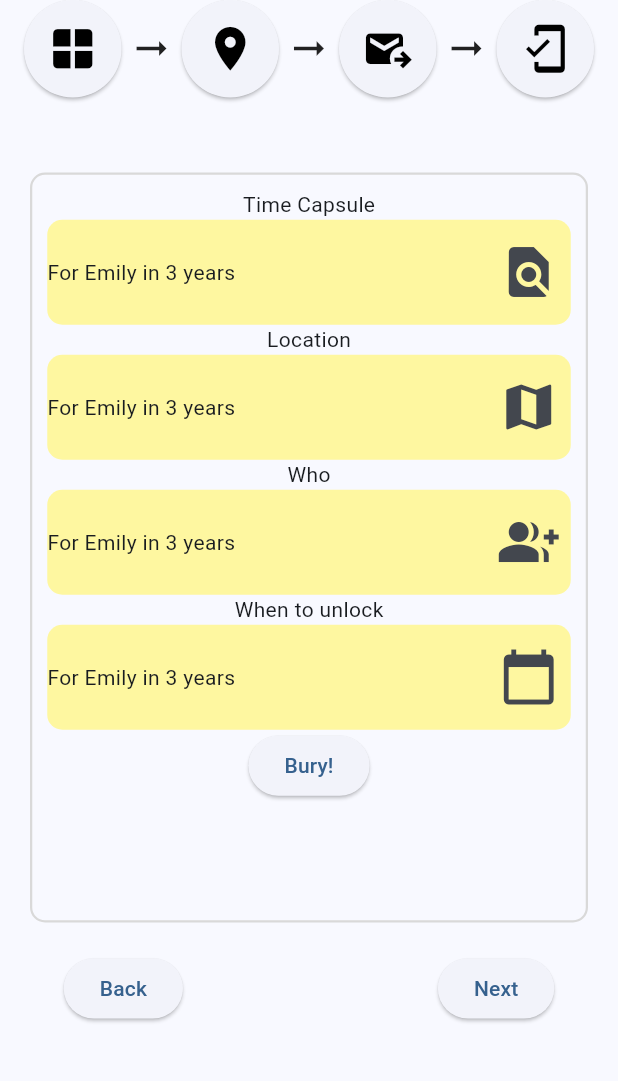
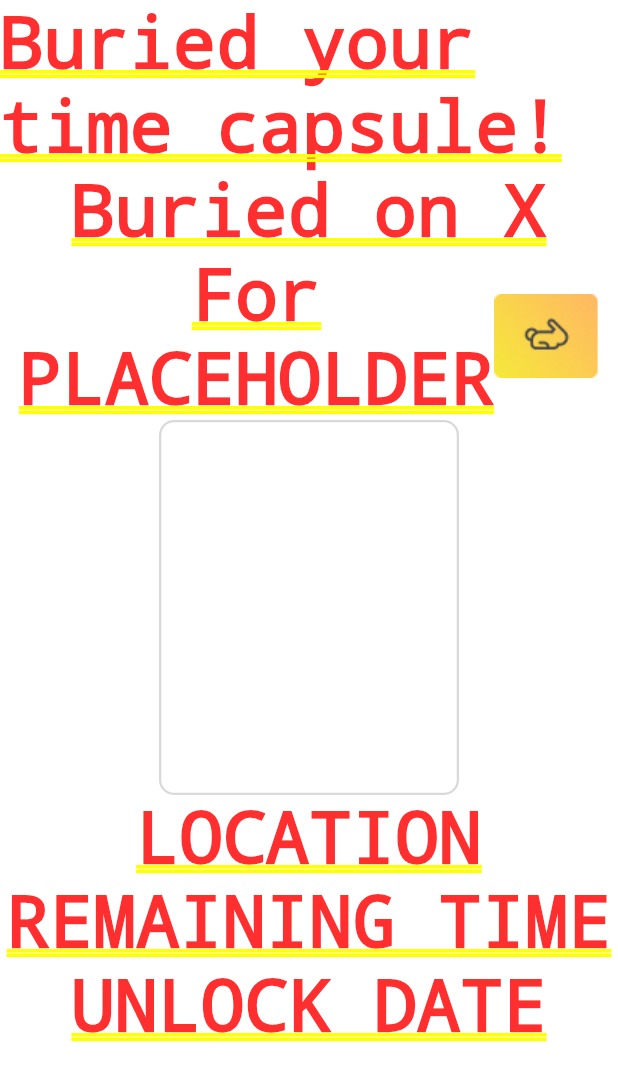
Before and after one commit to YPYT/TimeCapsule, a Flutter app: the CreateScreenFour widget shown alone on an empty page, opened directly, after a tap on "Bury!", on a phone screen of 412 x 824 dp. Shown: the top 1081 px of the screen. Run offline on Flutter 3.47's test engine with Material 3 defaults, Android fonts, the phone set to English and light mode, and no system bars; our stand-ins replace image_picker, shared_preferences; missing offline and left inert: map_location_picker, time_machine; accounts and stored records are empty.

Commit message:
Buried capsule layout

```diff
--- /dev/null
+++ b/lib/create/buried_capsule.dart
@@ -0,0 +1,74 @@
+import 'package:flutter/material.dart';
+import 'create_screen_3.dart';
+import 'package:path_provider/path_provider.dart';
+import 'package:shared_preferences/shared_preferences.dart';
+import 'dart:developer';
+import 'package:image_picker/image_picker.dart';
+
+class BuriedCapsuleScreen extends StatefulWidget {
+  const BuriedCapsuleScreen({super.key});
+
+  @override
+  State<BuriedCapsuleScreen> createState() => _BuriedCapsuleScreenState();
+}
+
+class _BuriedCapsuleScreenState extends State<BuriedCapsuleScreen> {
+
+  @override
+  Widget build(BuildContext context) {
+    return Center(
+        child: Column(
+          children: [
+            Text("Buried your time capsule!"),
+            Text("Buried on X"),
+            Row(
+              mainAxisSize: MainAxisSize.min,
+              children: [
+                Column(
+                  children: [
+                    Text("For"),
+                    Text("PLACEHOLDER")
+                  ]
+                ),
+                Image(
+                  image: AssetImage("assets/rabbit.png"),
+                ),
+              ],
+            ),
+            Container(
+              height: 250,
+              width: 200,
+              decoration: BoxDecoration(
+                border: Border.all(color: Color(0xFFD9D9D9), width: 1.5),
+                borderRadius: BorderRadius.circular(10),
+              ),
+            ),
+            Text("LOCATION"),
+            Text("REMAINING TIME"),
+            Text("UNLOCK DATE"),
+          ],
+        )
+    );
+  }
+
+  Future<void> _onBuryPressed() async {
+    final prefs = await SharedPreferences.getInstance();
+/*
+    // Get capsules list
+    final capsulesString = prefs.getString('capsules') ?? "[]";
+    final capsules = jsonDecode(capsulesString) as List<dynamic>;
+
+    if (_title.isEmpty || _message.isEmpty || _address.isEmpty || _selectedDate == null) {
+      return;
+    }
+
+    // Save media files
+    List<String> mediaPaths = [];
+    final String docDir = (await getApplicationDocumentsDirectory()).path;
+    for (XFile mediaFile in _media) {
+      final String savedFilePath = "$docDir/${mediaFile.name}";
+      await mediaFile.saveTo(savedFilePath);
+      mediaPaths.add(savedFilePath);
+    }*/
+  }
+}
--- a/lib/create/create_screen_4.dart
+++ b/lib/create/create_screen_4.dart
@@ -4,6 +4,7 @@ import 'package:path_provider/path_provider.dart';
 import 'package:shared_preferences/shared_preferences.dart';
 import 'dart:developer';
 import 'package:image_picker/image_picker.dart';
+import 'buried_capsule.dart';
 
 class CreateScreenFour extends StatefulWidget {
   const CreateScreenFour({super.key});
@@ -154,7 +155,7 @@ class _CreateScreenFourState extends State<CreateScreenFour> {
                   ),
                   ElevatedButton(
                     onPressed: () {
-                      _onBuryPressed();
+                      _onBuryPressed(context);
                     },
                     child: Text("Bury!"),
                   ),
@@ -185,7 +186,7 @@ class _CreateScreenFourState extends State<CreateScreenFour> {
     );
   }
 
-  Future<void> _onBuryPressed() async {
+  Future<void> _onBuryPressed(context) async {
     final prefs = await SharedPreferences.getInstance();
 /*
     // Get capsules list
@@ -204,5 +205,6 @@ class _CreateScreenFourState extends State<CreateScreenFour> {
       await mediaFile.saveTo(savedFilePath);
       mediaPaths.add(savedFilePath);
     }*/
+    Navigator.push(context, MaterialPageRoute(builder: (context) => BuriedCapsuleScreen()));
   }
 }
```
